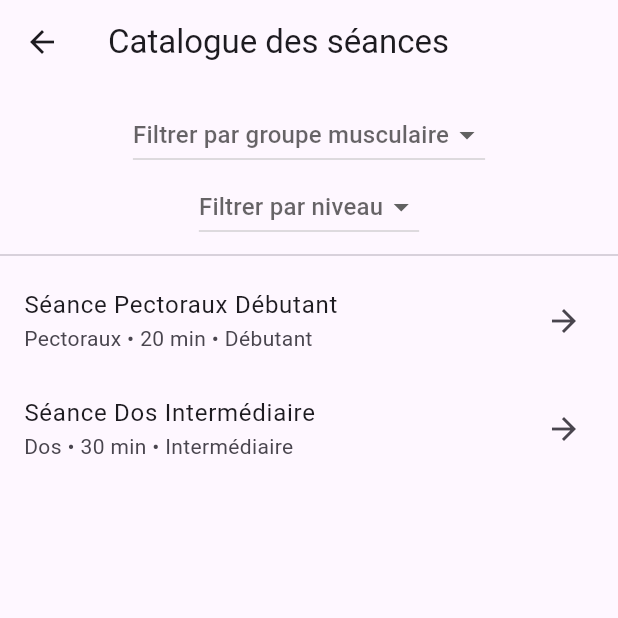
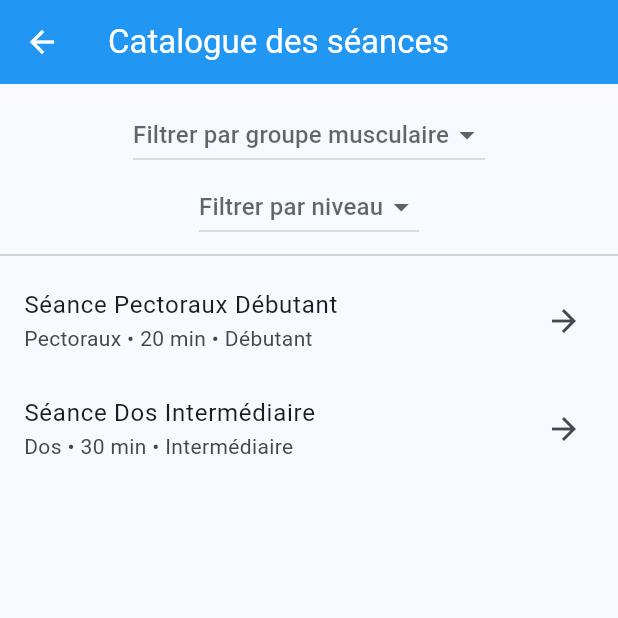
Before and after one commit to manue0203/fitforge-, a Flutter app: the screen it shows after launch, after a tap on "Voir le catalogue", on a phone screen of 412 x 824 dp, the top half of it. Run offline on Flutter 3.47's test engine with Material 3 defaults, Android fonts, the phone set to English and light mode, and no system bars.

Commit message:
Update main.dart

```diff
--- a/fitforge_application/lib/main.dart
+++ b/fitforge_application/lib/main.dart
@@ -15,7 +15,11 @@ class MyApp extends StatelessWidget {
     return MaterialApp(
       title: 'Exercices FitForge',
       theme: ThemeData(
-        colorScheme: ColorScheme.fromSeed(seedColor: Colors.deepPurple),
+        colorScheme: ColorScheme.fromSeed(seedColor: Colors.blue),
+        appBarTheme: const AppBarTheme(
+          backgroundColor: Colors.blue,
+          foregroundColor: Colors.white,
+        ),
       ),
       home: const MyHomePage(title: 'Bienvenue sur FitForge'),
     );
@@ -35,22 +39,66 @@ class _MyHomePageState extends State<MyHomePage> {
   int? duree;
   String? niveau;
 
+  // Widget pour styliser les Dropdowns
+  Widget buildDropdown<T>({
+    required T? value,
+    required String hint,
+    required List<T> items,
+    required Function(T?) onChanged,
+  }) {
+    return Container(
+      padding: const EdgeInsets.symmetric(horizontal: 15),
+      margin: const EdgeInsets.symmetric(vertical: 8),
+      decoration: BoxDecoration(
+        color: Colors.white,
+        borderRadius: BorderRadius.circular(12),
+        boxShadow: [
+          BoxShadow(
+            color: Colors.black.withOpacity(0.1),
+            blurRadius: 5,
+            offset: const Offset(0, 3),
+          )
+        ],
+      ),
+      child: DropdownButtonHideUnderline(
+        child: DropdownButton<T>(
+          value: value,
+          hint: Text(hint),
+          items: items.map((item) {
+            return DropdownMenuItem(
+              value: item,
+              child: Text(item.toString()),
+            );
+          }).toList(),
+          onChanged: onChanged,
+        ),
+      ),
+    );
+  }
+
   @override
   Widget build(BuildContext context) {
     return Scaffold(
+      backgroundColor: Colors.grey[200], // 🔥 Fond gris clair
       appBar: AppBar(
-        backgroundColor: Theme.of(context).colorScheme.inversePrimary,
         title: Text(widget.title),
       ),
-      body: Center(
+      body: SingleChildScrollView(
+        child: Padding(
+          padding: const EdgeInsets.all(20),
           child: Column(
             mainAxisAlignment: MainAxisAlignment.center,
             children: <Widget>[
               Text(
                 'FITFORGE',
-              style: Theme.of(context).textTheme.headlineLarge,
+                style: Theme.of(context).textTheme.headlineLarge?.copyWith(
+                      color: Colors.blue,
+                      fontWeight: FontWeight.bold,
                     ),
+              ),
+
               const SizedBox(height: 20),
+
               const Text(
                 'Bienvenue dans FitForge, votre application pour créer des séances d\'entraînement personnalisées. Sélectionnez vos critères pour découvrir les exercices adaptés à vos besoins.',
                 textAlign: TextAlign.center,
@@ -59,56 +107,45 @@ class _MyHomePageState extends State<MyHomePage> {
 
               const SizedBox(height: 30),
 
-            // Groupe
-            DropdownButton<String>(
+              // 🔵 Groupe
+              buildDropdown<String>(
                 value: groupe,
-              hint: const Text("Choisir un groupe"),
-              items: ["Pectoraux", "Dos", "Jambes", "Bras"].map((m) {
-                return DropdownMenuItem(value: m, child: Text(m));
-              }).toList(),
-              onChanged: (value) {
-                setState(() {
-                  groupe = value;
-                });
-              },
+                hint: "Choisir un groupe",
+                items: ["Pectoraux", "Dos", "Jambes", "Bras"],
+                onChanged: (value) => setState(() => groupe = value),
               ),
 
-            // Durée
-            DropdownButton<int>(
+              // 🔵 Durée
+              buildDropdown<int>(
                 value: duree,
-              hint: const Text("Durée (minutes)"),
-              items: [10, 20, 30, 45].map((d) {
-                return DropdownMenuItem(value: d, child: Text("$d min"));
-              }).toList(),
-              onChanged: (value) {
-                setState(() {
-                  duree = value;
-                });
-              },
+                hint: "Durée (minutes)",
+                items: [10, 20, 30, 45],
+                onChanged: (value) => setState(() => duree = value),
               ),
 
-            // Niveau
-            DropdownButton<String>(
+              // 🔵 Niveau
+              buildDropdown<String>(
                 value: niveau,
-              hint: const Text("Niveau"),
-              items: ["Débutant", "Intermédiaire", "Avancé"].map((i) {
-                return DropdownMenuItem(value: i, child: Text(i));
-              }).toList(),
-              onChanged: (value) {
-                setState(() {
-                  niveau = value;
-                });
-              },
+                hint: "Niveau",
+                items: ["Débutant", "Intermédiaire", "Avancé"],
+                onChanged: (value) => setState(() => niveau = value),
               ),
 
               const SizedBox(height: 20),
 
-            // Bouton pour générer la séance choisie
+              // 🔵 Bouton générer
               ElevatedButton(
+                style: ElevatedButton.styleFrom(
+                  backgroundColor: Colors.blue,
+                  foregroundColor: Colors.white,
+                  padding: const EdgeInsets.symmetric(
+                      horizontal: 30, vertical: 12),
+                  shape: RoundedRectangleBorder(
+                    borderRadius: BorderRadius.circular(12),
+                  ),
+                ),
                 onPressed: () {
                   if (groupe != null && duree != null && niveau != null) {
-
-                  // On cherche une séance correspondant aux critères
                     final seanceGeneree = seancesDisponibles.firstWhere(
                       (s) =>
                           s.groupe == groupe &&
@@ -117,18 +154,19 @@ class _MyHomePageState extends State<MyHomePage> {
                       orElse: () => Seance(
                         id: 0,
                         nom: "Aucune séance trouvée",
-                      description: "Aucune séance ne correspond à vos critères.",
+                        description:
+                            "Aucune séance ne correspond à vos critères.",
                         groupe: groupe!,
                         duree: duree!,
                         niveau: niveau!,
                       ),
                     );
 
-                  // Navigation vers l'écran final pour générer la séance
                     Navigator.push(
                       context,
                       MaterialPageRoute(
-                      builder: (context) => SeanceGeneree(seance: seanceGeneree),
+                        builder: (context) =>
+                            SeanceGeneree(seance: seanceGeneree),
                       ),
                     );
                   }
@@ -136,13 +174,24 @@ class _MyHomePageState extends State<MyHomePage> {
                 child: const Text("Générer la séance"),
               ),
 
-// Bouton pour voir le catalogue des séances
               const SizedBox(height: 10),
+
+              // 🔵 Bouton catalogue
               ElevatedButton(
+                style: ElevatedButton.styleFrom(
+                  backgroundColor: Colors.grey[700],
+                  foregroundColor: Colors.white,
+                  padding: const EdgeInsets.symmetric(
+                      horizontal: 30, vertical: 12),
+                  shape: RoundedRectangleBorder(
+                    borderRadius: BorderRadius.circular(12),
+                  ),
+                ),
                 onPressed: () {
                   Navigator.push(
                     context,
-                  MaterialPageRoute(builder: (context) => const CataloguePage()),
+                    MaterialPageRoute(
+                        builder: (context) => const CataloguePage()),
                   );
                 },
                 child: const Text("Voir le catalogue"),
@@ -150,6 +199,7 @@ class _MyHomePageState extends State<MyHomePage> {
             ],
           ),
         ),
+      ),
     );
   }
 }
```
Lines whose indentation alone changed are shown as unchanged.
